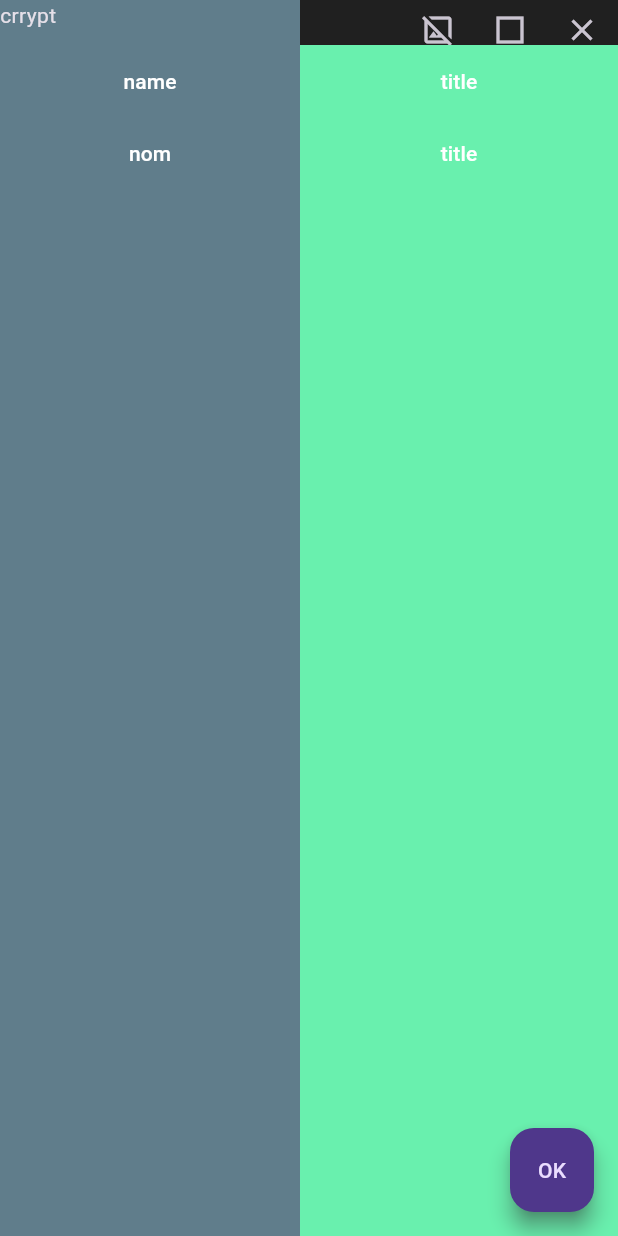
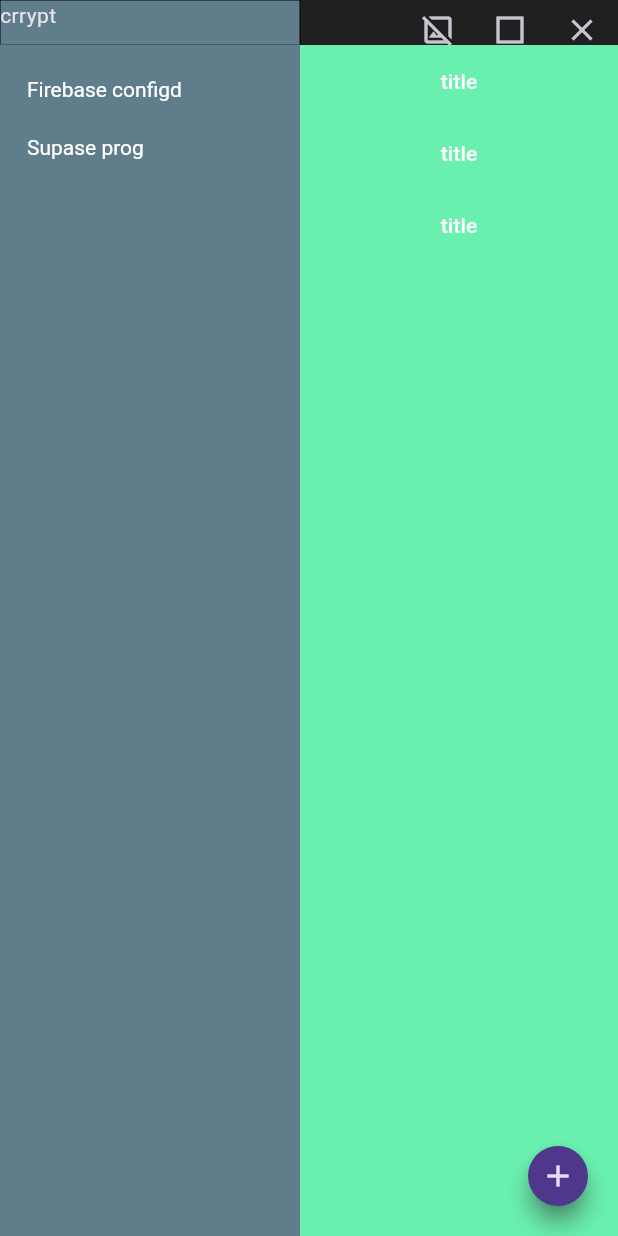
Before and after one commit to Guymaster/crypt, a Flutter app: the screen it shows after launch, on a phone screen of 412 x 824 dp. Run offline on Flutter 3.47's test engine with Material 3 defaults, Android fonts, the phone set to English and light mode, and no system bars; our stand-ins replace hive; missing offline and left inert: bitsdojo_window; accounts and stored records are empty.

Commit message:
Fixing listview and collection item

```diff
--- a/lib/pages/registry/components/collection-item.component.dart
+++ b/lib/pages/registry/components/collection-item.component.dart
@@ -1,3 +1,4 @@
+import 'package:crypt/common/values.dart';
 import 'package:crypt/models/collection.model.dart';
 import 'package:flutter/material.dart';
 
@@ -8,11 +9,26 @@ class CollectionItem extends StatelessWidget {
 
   @override
   Widget build(BuildContext context) {
-    return TextButton(
-      onPressed: (){
-        onPressed(collection.name);
-      },
-      child: Text(collection.name)
+    return SizedBox(
+      height: 35,
+      child: TextButton(
+        style: ButtonStyle(
+          textStyle: MaterialStateProperty.all(TextStyle(
+            fontSize: 14,
+            textBaseline: TextBaseline.ideographic
+          )),
+          shape: MaterialStateProperty.all(const RoundedRectangleBorder(
+            borderRadius: BorderRadius.all(Radius.circular(5))
+          ))
+        ),
+        onPressed: (){
+          onPressed(collection.name);
+        },
+        child: Container(
+          alignment: Alignment.centerLeft,
+          child: Text(collection.name),
+        )
+      ),
     );
   }
 
--- a/lib/pages/registry/registry.page.dart
+++ b/lib/pages/registry/registry.page.dart
@@ -19,8 +19,8 @@ class RegistryPage extends StatefulWidget {
 
 class RegistryPageState extends State<RegistryPage> {
   List<Collection> collections = [
-    Collection("name"),
-    Collection("nom")
+    Collection("Firebase configd"),
+    Collection("Supase prog"),
   ];
   List<File> files = [
     File("collection_name", "title", "content"),
@@ -38,10 +38,12 @@ class RegistryPageState extends State<RegistryPage> {
   Widget build(BuildContext context){
     return Scaffold(
       floatingActionButton: FloatingActionButton(
+        shape: CircleBorder(),
+        mini: MQ.getWidth(context) < 800,
         onPressed: () {
           //
         },
-        child: Text("OK"),
+        child: const Icon(Icons.add),
       ),
       body: Container(
         height: MQ.getHeight(context),
@@ -57,7 +59,12 @@ class RegistryPageState extends State<RegistryPage> {
                   Container(
                     height: WINDOW_HEADER_HEIGHT.toDouble(),
                     width: WINDOW_SIDEBAR_WIDTH.toDouble(),
+                    decoration: BoxDecoration(
                       color: Colors.blueGrey,
+                      border: Border.all(
+                        width: 0,
+                      )
+                    ),
                     child: Text("crrypt"),
                   ),
                   Row(
@@ -84,14 +91,30 @@ class RegistryPageState extends State<RegistryPage> {
                   Container(
                     width: 200,
                     height: MQ.getHeight(context) - WINDOW_HEADER_HEIGHT,
+                    decoration: BoxDecoration(
                         color: Colors.blueGrey,
+                        border: Border.all(
+                          width: 0,
+                          color: Colors.blueGrey,
+                        )
+                    ),
                     child: ListView.builder(
                       itemCount: collections.length,
-                      itemBuilder: (context, i) => CollectionItem(
+                      itemBuilder: (context, i) => Padding(
+                        padding: EdgeInsets.only(top: (i == 0)? 10 : 0),
+                        child: Column(
+                          children: [
+                            Padding(
+                              padding: const EdgeInsets.symmetric(vertical: 2, horizontal: 6),
+                              child: CollectionItem(
                                   onPressed: (String name){
                                     //
                                   },
                                   collection: collections[i]
+                              ),
+                            ),
+                          ],
+                        ),
                       ),
                     ),
                   ),
@@ -100,7 +123,7 @@ class RegistryPageState extends State<RegistryPage> {
                     height: MQ.getHeight(context) - WINDOW_HEADER_HEIGHT,
                     color: Colors.greenAccent,
                     child: ListView.builder(
-                      itemCount: collections.length,
+                      itemCount: files.length,
                       itemBuilder: (context, i) => FileItem(
                           onPressed: (String name){
                             //
```
Lines whose indentation alone changed are shown as unchanged.
